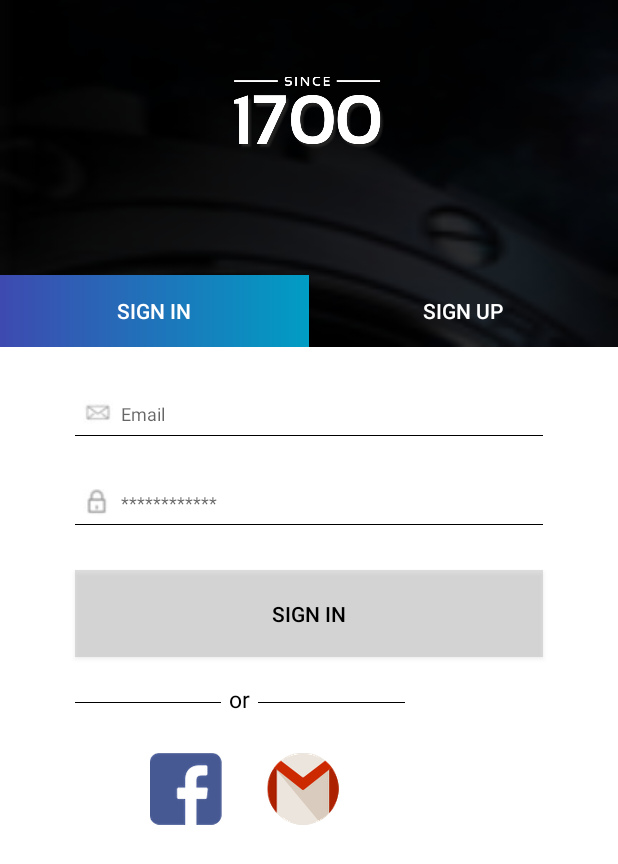
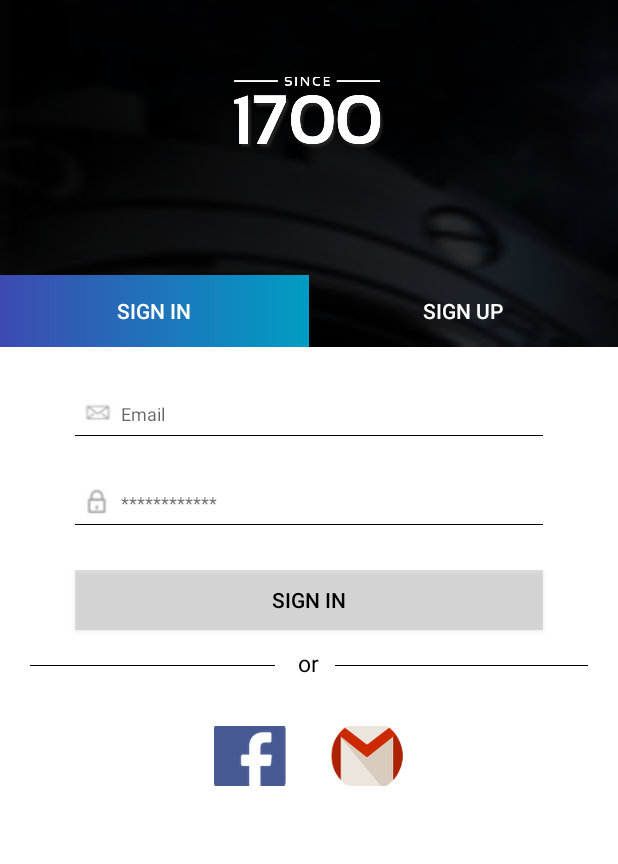
Before and after one commit to SimplesGroup/Since1700, an Android app: the LoginActivity screen opened directly, with no data from a screen before it, on a phone screen of 412 x 824 dp. Shown: the top 864 px of the screen. Run offline under Robolectric (Android 15) with nearby library versions, the phone set to English and light mode, and no system bars.

Commit message:
todays changes
fb addded

```diff
--- a/app/src/main/res/layout/activity_location.xml
+++ b/app/src/main/res/layout/activity_location.xml
@@ -36,13 +36,13 @@
 
         <TextView
             android:layout_width="match_parent"
-            android:layout_height="60dp"
+            android:layout_height="wrap_content"
             android:text="CHOOSE YOUR LOCTAION"
             android:background="@drawable/bluebutton"
             android:textAlignment="center"
             android:textColor="#ffffff"
             android:textSize="15dp"
-            android:paddingTop="18dp"/>
+            android:padding="15dp"/>
         <RelativeLayout
             android:layout_width="wrap_content"
             android:layout_height="wrap_content">
@@ -62,13 +62,13 @@
         </RelativeLayout>
         <TextView
             android:layout_width="match_parent"
-            android:layout_height="60dp"
+            android:layout_height="wrap_content"
             android:text="CHOOSE COLOR"
             android:background="@drawable/bluebutton"
             android:textAlignment="center"
             android:textColor="#ffffff"
             android:textSize="15dp"
-            android:paddingTop="18dp"/>
+            android:padding="15dp"/>
 
         <LinearLayout
             android:layout_width="wrap_content"
--- a/app/src/main/res/layout/activity_login.xml
+++ b/app/src/main/res/layout/activity_login.xml
@@ -124,7 +124,7 @@
                 <Button
                     android:id="@+id/btn_signin"
                     android:layout_width="match_parent"
-                    android:layout_height="58dp"
+                    android:layout_height="40dp"
                     android:layout_marginLeft="50dp"
                     android:layout_marginRight="50dp"
                     android:layout_marginTop="30dp"
@@ -133,18 +133,18 @@
                     android:textAllCaps="true"
                     android:textColor="#000000" />
 
-                <LinearLayout
-                    android:layout_width="370dp"
+                <RelativeLayout
+                    android:layout_width="match_parent"
                     android:layout_height="match_parent"
                     android:orientation="horizontal">
 
                     <View
-                        android:layout_width="90dp"
+                        android:layout_width="wrap_content"
                         android:layout_height="0.5dp"
-                        android:layout_marginLeft="50dp"
-                        android:layout_marginRight="0dp"
-                        android:layout_marginTop="30dp"
-                        android:layout_weight="0.50"
+                        android:layout_marginLeft="20dp"
+                        android:layout_marginRight="10dp"
+                        android:layout_marginTop="23dp"
+                        android:layout_toLeftOf="@+id/or"
                         android:background="#000000" />
 
                     <TextView
@@ -155,26 +155,31 @@
                         android:layout_marginRight="0dp"
                         android:layout_marginTop="12dp"
                         android:background="#ffffff"
-                        android:padding="5dp"
+                      android:padding="5dp"
                         android:text="or"
                         android:textColor="#000000"
-                        android:textSize="15dp" />
+                        android:layout_alignRight="@id/or"
+                        android:textSize="15dp"
+                        android:layout_centerInParent="true"/>
 
                     <View
-                        android:layout_width="90dp"
+                        android:layout_width="wrap_content"
                         android:layout_height="0.5dp"
-                        android:layout_marginLeft="0dp"
-                        android:layout_marginRight="100dp"
-                        android:layout_marginTop="30dp"
-                        android:layout_weight="0.50"
+                        android:layout_toRightOf="@+id/or"
+
+                        android:layout_marginLeft="30dp"
+                        android:layout_marginRight="20dp"
+                        android:layout_marginTop="23dp"
+                        android:layout_alignLeft="@+id/or"
                         android:background="#000000" />
-                </LinearLayout>
+                </RelativeLayout>
 
                 <LinearLayout
+                    android:gravity="center_horizontal"
                     android:layout_width="match_parent"
                     android:layout_height="match_parent"
                     android:orientation="horizontal"
-                    android:layout_marginLeft="50dp"
+
                     android:layout_marginTop="20dp"
                     android:layout_marginRight="50dp"
                     android:paddingBottom="10dp">
@@ -182,7 +187,7 @@
                     <ImageButton
                         android:id="@+id/imageButton"
                         android:layout_width="wrap_content"
-                        android:layout_height="wrap_content"
+                        android:layout_height="40dp"
                         android:layout_marginLeft="50dp"
                         android:layout_marginTop="0dp"
                         android:background="#ffffff"
@@ -192,7 +197,7 @@
 
                     <ImageButton
                         android:layout_width="wrap_content"
-                        android:layout_height="wrap_content"
+                        android:layout_height="40dp"
                         android:src="@mipmap/gmail"
                         android:background="#ffffff"
                         android:layout_marginLeft="30dp"
@@ -309,7 +314,7 @@
                 <Button
                     android:id="@+id/btn_signup"
                     android:layout_width="match_parent"
-                    android:layout_height="58dp"
+                    android:layout_height="40dp"
                     android:layout_marginLeft="50dp"
                     android:layout_marginRight="50dp"
                     android:layout_marginTop="30dp"
@@ -318,7 +323,7 @@
                     android:background="#64aeadad"
                     android:textAllCaps="true"
                     android:textColor="#000000"
-                    android:paddingBottom="10dp"/>
+                    />
 
 
 
```
